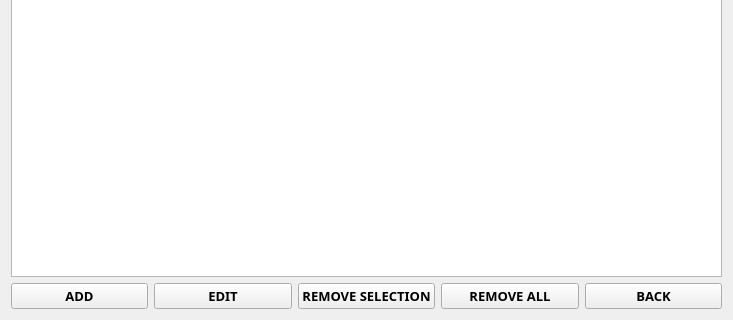
Before: the Qt Designer form listequipments.ui in markytools/sume-borrower-app, drawn with Qt 5; both pictures show x 0 to 733 and y 170 to 490 of the 733 by 490 pixel window.
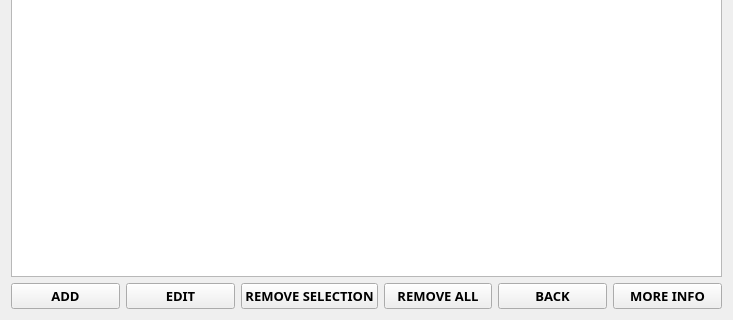
After: the same form once the commit is applied.

What changed in the file:
```diff
--- a/listequipments.ui
+++ b/listequipments.ui
@@ -13,7 +13,7 @@
   <property name="windowTitle">
    <string>Form</string>
   </property>
-  <layout class="QGridLayout" name="gridLayout_2">
+  <layout class="QGridLayout" name="gridLayout">
    <item row="0" column="0">
     <widget class="QLabel" name="label">
      <property name="font">
@@ -36,8 +36,8 @@
     <widget class="QTableWidget" name="equipmentTable"/>
    </item>
    <item row="2" column="0">
-    <layout class="QGridLayout" name="gridLayout">
-     <item row="0" column="0">
+    <layout class="QHBoxLayout" name="horizontalLayout">
+     <item>
       <widget class="QPushButton" name="AddButton">
        <property name="font">
         <font>
@@ -52,22 +52,7 @@
        </property>
       </widget>
      </item>
-     <item row="0" column="2">
-      <widget class="QPushButton" name="RemoveButton">
-       <property name="font">
-        <font>
-         <family>Segoe UI Black</family>
-         <pointsize>10</pointsize>
-         <weight>75</weight>
-         <bold>true</bold>
-        </font>
-       </property>
-       <property name="text">
-        <string>REMOVE SELECTION</string>
-       </property>
-      </widget>
-     </item>
-     <item row="0" column="1">
+     <item>
       <widget class="QPushButton" name="EditButton">
        <property name="font">
         <font>
@@ -82,8 +67,8 @@
        </property>
       </widget>
      </item>
-     <item row="0" column="5">
-      <widget class="QPushButton" name="AddButton_2">
+     <item>
+      <widget class="QPushButton" name="RemoveButton">
        <property name="font">
         <font>
          <family>Segoe UI Black</family>
@@ -93,11 +78,11 @@
         </font>
        </property>
        <property name="text">
-        <string>BACK</string>
+        <string>REMOVE SELECTION</string>
        </property>
       </widget>
      </item>
-     <item row="0" column="4">
+     <item>
       <widget class="QPushButton" name="RemoveAllButton">
        <property name="font">
         <font>
@@ -112,6 +97,36 @@
        </property>
       </widget>
      </item>
+     <item>
+      <widget class="QPushButton" name="AddButton_2">
+       <property name="font">
+        <font>
+         <family>Segoe UI Black</family>
+         <pointsize>10</pointsize>
+         <weight>75</weight>
+         <bold>true</bold>
+        </font>
+       </property>
+       <property name="text">
+        <string>BACK</string>
+       </property>
+      </widget>
+     </item>
+     <item>
+      <widget class="QPushButton" name="AddButton_3">
+       <property name="font">
+        <font>
+         <family>Segoe UI Black</family>
+         <pointsize>10</pointsize>
+         <weight>75</weight>
+         <bold>true</bold>
+        </font>
+       </property>
+       <property name="text">
+        <string>MORE INFO</string>
+       </property>
+      </widget>
+     </item>
     </layout>
    </item>
   </layout>
```
